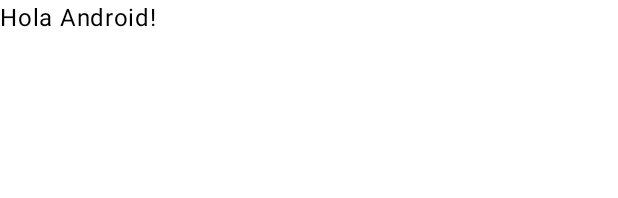
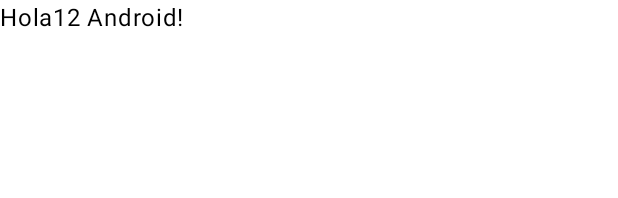
Before and after one commit to Abraham1439/QualifyGymApp_Grupo13, an Android app built with Jetpack Compose: the @Preview function GreetingPreview, on a phone screen of 412 x 824 dp. Shown: the top 198 px of the screen. Run offline under Robolectric (Android 15) with nearby library versions, the phone set to English and light mode, and no system bars.

Commit message:
Probando si funciona xd

```diff
--- a/QualifyGym_Grupo13/app/src/main/java/com/example/qualifygym_grupo13/MainActivity.kt
+++ b/QualifyGym_Grupo13/app/src/main/java/com/example/qualifygym_grupo13/MainActivity.kt
@@ -33,7 +33,7 @@ class MainActivity : ComponentActivity() {
 @Composable
 fun Greeting(name: String, modifier: Modifier = Modifier) {
     Text(
-        text = "Hola $name!",
+        text = "Hola12 $name!",
         modifier = modifier
     )
 }
```
